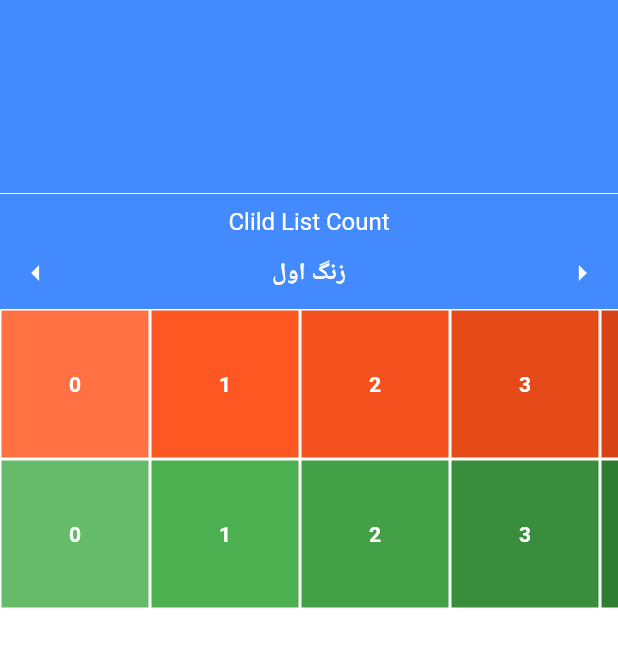
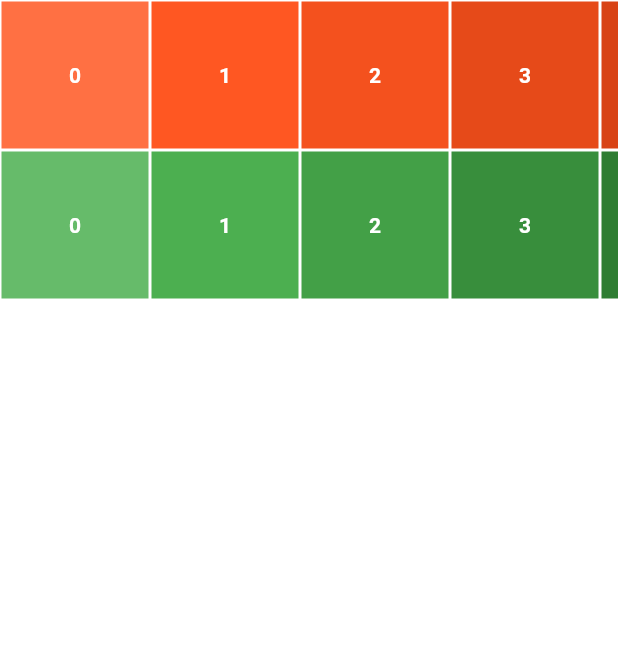
Before and after one commit to claid-projects/claid-flutter, a Flutter app: the Home screen opened directly, on a phone screen of 412 x 824 dp. Shown: the top 647 px of the screen. Run offline on Flutter 3.47's test engine with Material 2 defaults, Android fonts, the phone set to English and light mode, and no system bars; our stand-ins replace flutter_svg.

Commit message:
delete temp files

```diff
--- a/lib/components/nest_selector.dart
+++ /dev/null
@@ -1,65 +0,0 @@
-///
-/// Created by NieBin on 18-12-5
-/// Github: https://github.com/nb312
-/// Email: niebin312@gmail.com
-///
-
-import "package:flutter/material.dart";
-import 'view_selector.dart';
-
-const _CHILD_TITLE = "Clild List Count";
-const _CHILD_VALUES = [
-  "زنگ اول",
-  "زنگ دوم",
-  "زنگ سوم",
-  "زنگ چهارم",
-  "زنگ پنجم"
-];
-
-class NestSelector extends StatefulWidget {
-  NestSelector(
-      {Key key,
-      this.clickParent,
-      this.clickChild,
-      this.clickDirection,
-      this.mainColor = Colors.white})
-      : super(key: key);
-  final ValueChanged<int> clickParent;
-  final ValueChanged<int> clickChild;
-  final ValueChanged<Axis> clickDirection;
-  final Color mainColor;
-
-  @override
-  _NestState createState() => _NestState();
-}
-
-class _NestState extends State<NestSelector> {
-  void _clickParent(pos) {
-    widget.clickParent(pos + 1);
-  }
-
-  void _clickChild(pos) {
-    widget.clickChild(pos + 1);
-  }
-
-  @override
-  Widget build(BuildContext context) {
-    return Column(
-      children: <Widget>[
-        Row(
-          children: <Widget>[
-            Expanded(
-              flex: 1,
-              child: ViewSelector(
-                title: _CHILD_TITLE,
-                values: _CHILD_VALUES,
-                mainColor: widget.mainColor,
-                onClick: _clickChild,
-              ),
-            ),
-          ],
-        ),
-      ],
-    );
-  }
-}
--- a/lib/pages/main/reports.dart
+++ b/lib/pages/home/home.dart
@@ -1,7 +1,6 @@
 import 'package:flutter/material.dart';
-import '../../components/nest_selector.dart';
-import 'main_const.dart';
-import '../../components/app_bar.dart';
+
+import '../main/main_const.dart';
 
 final List<MaterialColor> _parentColors = [
   Colors.deepOrange,
@@ -11,15 +10,15 @@ final List<MaterialColor> _parentColors = [
   Colors.purple,
 ];
 
-class Reports extends StatefulWidget {
-  Reports({Key key, this.onClick}) : super(key: key);
+class Home extends StatefulWidget {
+  Home({Key key, this.onClick}) : super(key: key);
   final VoidCallback onClick;
 
   @override
-  _ReportsState createState() => _ReportsState();
+  _HomeState createState() => _HomeState();
 }
 
-class _ReportsState extends State<Reports> {
+class _HomeState extends State<Home> {
   var parentCount = 2;
   var childCount = 10;
   var _direction = Axis.vertical;
@@ -72,31 +71,31 @@ class _ReportsState extends State<Reports> {
   @override
   Widget build(BuildContext context) {
     return Scaffold(
-      appBar: TopAppBar(
-        itemType: ItemType.reports,
-        onClick: widget.onClick,
-        bottomView: PreferredSize(
-          child: NestSelector(
-            mainColor: Colors.white,
-            clickChild: (count) {
-              setState(() {
-                childCount = count;
-              });
-            },
-            clickParent: (count) {
-              setState(() {
-                parentCount = count;
-              });
-            },
-            clickDirection: (direction) {
-              setState(() {
-                _direction = direction;
-              });
-            },
-          ),
-          preferredSize: Size(0.0, 150.0),
-        ),
-      ),
+      // appBar: TopAppBar(
+      //   itemType: ItemType.home,
+      //   onClick: widget.onClick,
+      //   bottomView: PreferredSize(
+      //     // child: NestSelector(
+      //     //   mainColor: Colors.white,
+      //     //   clickChild: (count) {
+      //     //     setState(() {
+      //     //       childCount = count;
+      //     //     });
+      //     //   },
+      //     //   clickParent: (count) {
+      //     //     setState(() {
+      //     //       parentCount = count;
+      //     //     });
+      //     //   },
+      //     //   clickDirection: (direction) {
+      //     //     setState(() {
+      //     //       _direction = direction;
+      //     //     });
+      //     //   },
+      //     // ),
+      //     preferredSize: Size(0.0, 150.0),
+      //   ),
+      // ),
       body: Container(
         constraints: BoxConstraints.expand(),
         child: _buildParent(),
--- a/lib/pages/main/ProgrammingPlan.dart
+++ b/lib/pages/programming_plan/ProgrammingPlan.dart
@@ -150,8 +150,9 @@ class _ProgrammingPlanState extends State<ProgrammingPlan> {
                                                 TextStyle(color: Colors.black),
                                           ),
                                         ),
-
-                                        ///onTap: ,
+                                        onTap: () {
+                                          print("تست");
+                                        },
                                       ),
                                       Text(
                                         "هدیه آسمانی",
--- a/lib/pages/main/home.dart
+++ b/lib/pages/settings/settings.dart
@@ -1,7 +1,4 @@
 import 'package:flutter/material.dart';
-import '../../components/nest_selector.dart';
-import 'main_const.dart';
-import '../../components/app_bar.dart';
 
 final List<MaterialColor> _parentColors = [
   Colors.deepOrange,
@@ -11,15 +8,15 @@ final List<MaterialColor> _parentColors = [
   Colors.purple,
 ];
 
-class Home extends StatefulWidget {
-  Home({Key key, this.onClick}) : super(key: key);
+class Settings extends StatefulWidget {
+  Settings({Key key, this.onClick}) : super(key: key);
   final VoidCallback onClick;
 
   @override
-  _HomeState createState() => _HomeState();
+  _SettingsState createState() => _SettingsState();
 }
 
-class _HomeState extends State<Home> {
+class _SettingsState extends State<Settings> {
   var parentCount = 2;
   var childCount = 10;
   var _direction = Axis.vertical;
@@ -72,31 +69,31 @@ class _HomeState extends State<Home> {
   @override
   Widget build(BuildContext context) {
     return Scaffold(
-      appBar: TopAppBar(
-        itemType: ItemType.home,
-        onClick: widget.onClick,
-        bottomView: PreferredSize(
-          child: NestSelector(
-            mainColor: Colors.white,
-            clickChild: (count) {
-              setState(() {
-                childCount = count;
-              });
-            },
-            clickParent: (count) {
-              setState(() {
-                parentCount = count;
-              });
-            },
-            clickDirection: (direction) {
-              setState(() {
-                _direction = direction;
-              });
-            },
-          ),
-          preferredSize: Size(0.0, 150.0),
-        ),
-      ),
+      // appBar: TopAppBar(
+      //   itemType: ItemType.settings,
+      //   onClick: widget.onClick,
+      //   //   bottomView: PreferredSize(
+      //   // child: NestSelector(
+      //   //   mainColor: Colors.white,
+      //   //   clickChild: (count) {
+      //   //     setState(() {
+      //   //       childCount = count;
+      //   //     });
+      //   //   },
+      //   //   clickParent: (count) {
+      //   //     setState(() {
+      //   //       parentCount = count;
+      //   //     });
+      //   //   },
+      //   //   clickDirection: (direction) {
+      //   //     setState(() {
+      //   //       _direction = direction;
+      //   //     });
+      //   //   },
+      //   // ),
+      //   // preferredSize: Size(0.0, 150.0),
+      //   //  ),
+      // ),
       body: Container(
         constraints: BoxConstraints.expand(),
         child: _buildParent(),
```
Also changed, not shown: lib/components/app_bar.dart (deleted, +0 -80 lines), lib/pages/main/body.dart (+4 -4 lines), lib/pages/reports/reports.dart (renamed from lib/pages/main/settings.dart, +29 -32 lines).
